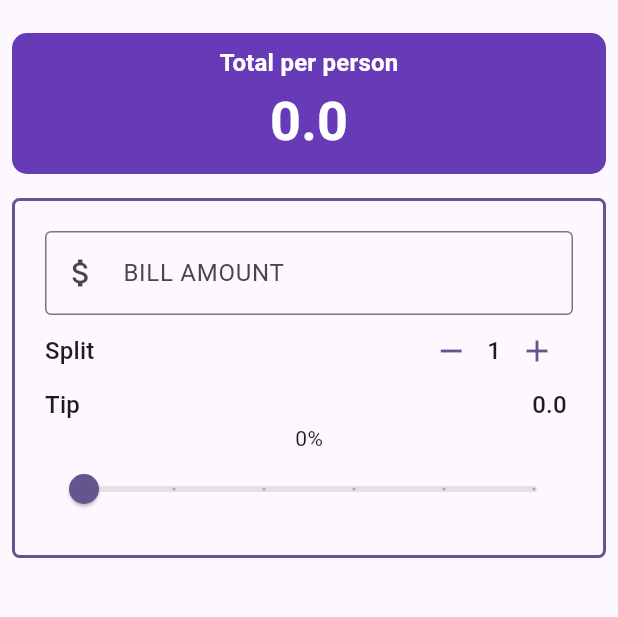
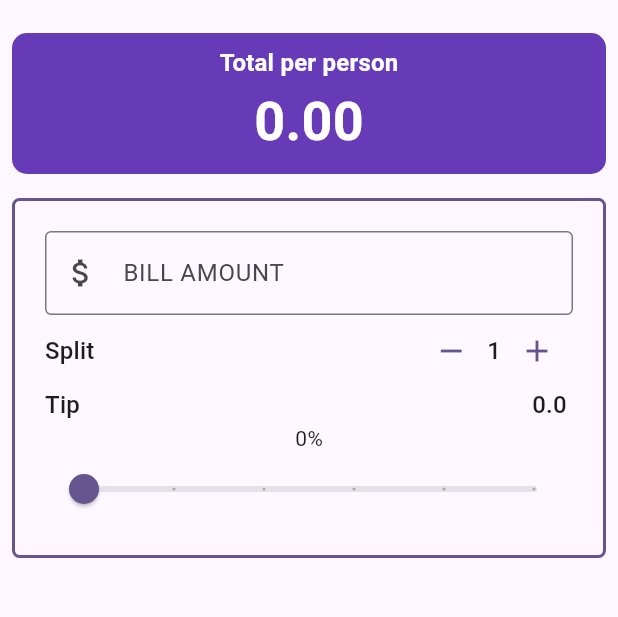
Before and after one commit to Junaidsawand/utip, a Flutter app: the screen it shows after launch, on a phone screen of 412 x 824 dp, the part 63-680 px from its top. Run offline on Flutter 3.47's test engine with Material 3 defaults, Android fonts, the phone set to English and light mode, and no system bars.

```diff
--- a/lib/main.dart
+++ b/lib/main.dart
@@ -1,4 +1,6 @@
 import 'package:flutter/material.dart';
+import 'package:utip/tip_row.dart';
+import 'package:utip/total_per_person.dart';
 import 'package:utip/widgets/bill_amount_.dart';
 import 'package:utip/widgets/person_counter.dart';
 import 'package:utip/widgets/tip_slider.dart';
@@ -78,26 +80,7 @@ class _UTipState extends State<UTip> {
         children: [
           Padding(
             padding: const EdgeInsets.all(8.0),
-            child: Container(
-              // height: MediaQuery.of(context).size.height * 0.15,
-              padding: const EdgeInsets.all(8),
-              decoration: BoxDecoration(
-                color: Colors.deepPurple,
-                borderRadius: BorderRadius.circular(10),
-              ),
-              child: Column(
-                children: [
-                  Text("Total per person", style: style),
-                  Text(
-                    "$total",
-                    style: style.copyWith(
-                      color: theme.colorScheme.onPrimary,
-                      fontSize: theme.textTheme.displaySmall?.fontSize,
-                    ),
-                  ),
-                ],
-              ),
-            ),
+            child: TotalPerPerson(style: style, total: total, theme: theme),
           ),
           Padding(
             padding: const EdgeInsets.all(8.0),
@@ -128,13 +111,7 @@ class _UTipState extends State<UTip> {
                     onIncreament: increament,
                   ),
                   //tip area
-                  Row(
-                    mainAxisAlignment: MainAxisAlignment.spaceBetween,
-                    children: [
-                      Text("Tip ", style: theme.textTheme.titleMedium),
-                      Text("$totalT ", style: theme.textTheme.titleMedium),
-                    ],
-                  ),
+                  TipRow(theme: theme, totalT: totalT),
                   //slider text
                   Text("${(_tipPercentage * 100).round()}%"),
                   //tip slider
--- /dev/null
+++ b/lib/tip_row.dart
@@ -0,0 +1,19 @@
+import 'package:flutter/material.dart';
+
+class TipRow extends StatelessWidget {
+  const TipRow({super.key, required this.theme, required this.totalT});
+
+  final ThemeData theme;
+  final double totalT;
+
+  @override
+  Widget build(BuildContext context) {
+    return Row(
+      mainAxisAlignment: MainAxisAlignment.spaceBetween,
+      children: [
+        Text("Tip ", style: theme.textTheme.titleMedium),
+        Text("$totalT ", style: theme.textTheme.titleMedium),
+      ],
+    );
+  }
+}
--- /dev/null
+++ b/lib/total_per_person.dart
@@ -0,0 +1,38 @@
+import 'package:flutter/material.dart';
+
+class TotalPerPerson extends StatelessWidget {
+  const TotalPerPerson({
+    super.key,
+    required this.style,
+    required this.total,
+    required this.theme,
+  });
+
+  final TextStyle style;
+  final double total;
+  final ThemeData theme;
+
+  @override
+  Widget build(BuildContext context) {
+    return Container(
+      // height: MediaQuery.of(context).size.height * 0.15,
+      padding: const EdgeInsets.all(8),
+      decoration: BoxDecoration(
+        color: Colors.deepPurple,
+        borderRadius: BorderRadius.circular(10),
+      ),
+      child: Column(
+        children: [
+          Text("Total per person", style: style),
+          Text(
+            "${total.toStringAsFixed(2)}",
+            style: style.copyWith(
+              color: theme.colorScheme.onPrimary,
+              fontSize: theme.textTheme.displaySmall?.fontSize,
+            ),
+          ),
+        ],
+      ),
+    );
+  }
+}
```
